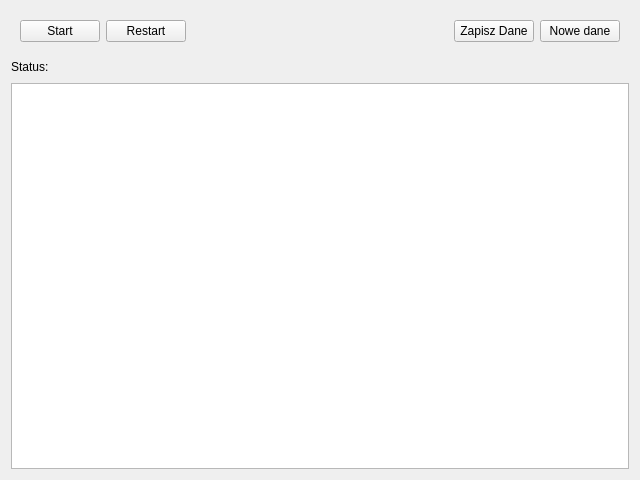
wiacekmarcin/StanowiskoOtwock, file PrzeplywomierzGUI/Aplikacja/mierzonepozycje.ui: the form before one commit.
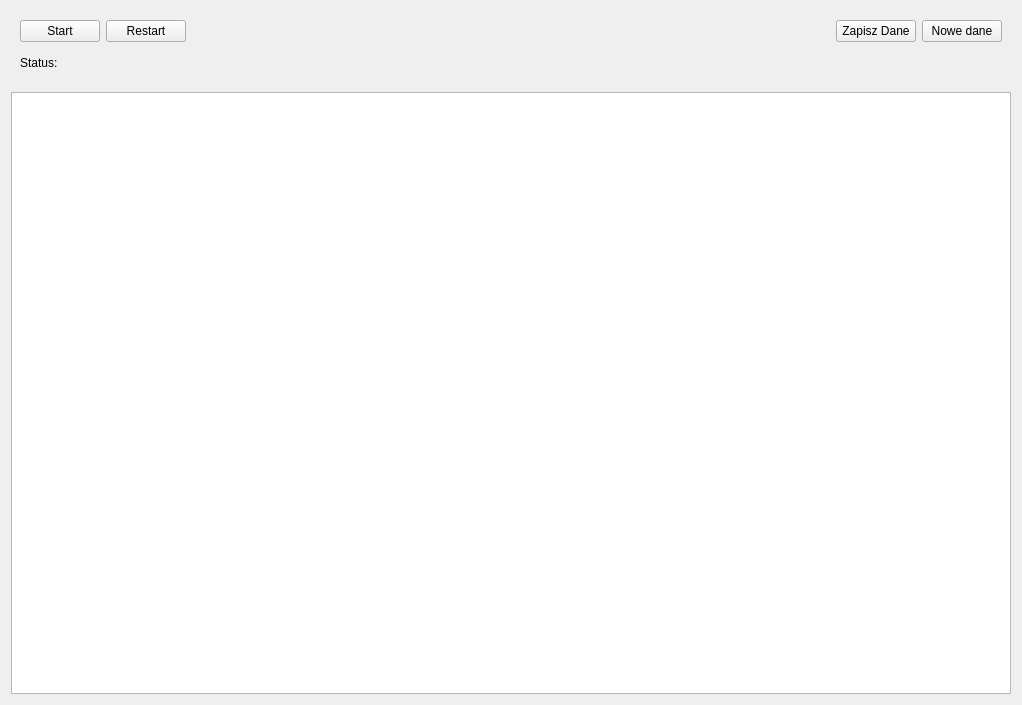
The form after the commit.

```diff
--- a/PrzeplywomierzGUI/Aplikacja/mierzonepozycje.ui
+++ b/PrzeplywomierzGUI/Aplikacja/mierzonepozycje.ui
@@ -6,8 +6,8 @@
    <rect>
     <x>0</x>
     <y>0</y>
-    <width>640</width>
-    <height>480</height>
+    <width>1018</width>
+    <height>705</height>
    </rect>
   </property>
   <property name="windowTitle">
@@ -16,22 +16,40 @@
   <layout class="QVBoxLayout" name="verticalLayout">
    <item>
     <widget class="QWidget" name="widget" native="true">
-     <layout class="QHBoxLayout" name="horizontalLayout">
-      <item>
+     <property name="sizePolicy">
+      <sizepolicy hsizetype="Preferred" vsizetype="Minimum">
+       <horstretch>0</horstretch>
+       <verstretch>0</verstretch>
+      </sizepolicy>
+     </property>
+     <property name="minimumSize">
+      <size>
+       <width>1000</width>
+       <height>75</height>
+      </size>
+     </property>
+     <property name="maximumSize">
+      <size>
+       <width>16777215</width>
+       <height>75</height>
+      </size>
+     </property>
+     <layout class="QGridLayout" name="gridLayout">
+      <item row="0" column="0">
        <widget class="QPushButton" name="pbStart">
         <property name="text">
          <string>Start</string>
         </property>
        </widget>
       </item>
-      <item>
+      <item row="0" column="1">
        <widget class="QPushButton" name="pbRestart">
         <property name="text">
          <string>Restart</string>
         </property>
        </widget>
       </item>
-      <item>
+      <item row="0" column="2">
        <spacer name="horizontalSpacer_2">
         <property name="orientation">
          <enum>Qt::Horizontal</enum>
@@ -44,56 +62,58 @@
         </property>
        </spacer>
       </item>
-      <item>
-       <widget class="QPushButton" name="pbZapisz">
-        <property name="text">
-         <string>Zapisz Dane</string>
-        </property>
-       </widget>
-      </item>
-      <item>
+      <item row="0" column="4">
        <widget class="QPushButton" name="pbNoweDane">
         <property name="text">
          <string>Nowe dane</string>
         </property>
        </widget>
       </item>
-     </layout>
-    </widget>
-   </item>
-   <item>
-    <layout class="QHBoxLayout" name="horizontalLayout_2">
-     <item>
+      <item row="0" column="3">
+       <widget class="QPushButton" name="pbZapisz">
+        <property name="text">
+         <string>Zapisz Dane</string>
+        </property>
+       </widget>
+      </item>
+      <item row="1" column="0">
       <widget class="QLabel" name="label">
        <property name="text">
         <string>Status:</string>
        </property>
       </widget>
      </item>
-     <item>
+      <item row="1" column="1" colspan="4">
       <widget class="QLabel" name="status">
        <property name="text">
         <string/>
        </property>
       </widget>
      </item>
-     <item>
-      <spacer name="horizontalSpacer">
-       <property name="orientation">
-        <enum>Qt::Horizontal</enum>
-       </property>
-       <property name="sizeHint" stdset="0">
-        <size>
-         <width>40</width>
-         <height>20</height>
-        </size>
-       </property>
-      </spacer>
-     </item>
-    </layout>
+     </layout>
+    </widget>
    </item>
    <item>
-    <widget class="QTableWidget" name="table"/>
+    <widget class="QTableWidget" name="table">
+     <property name="sizePolicy">
+      <sizepolicy hsizetype="Expanding" vsizetype="Minimum">
+       <horstretch>0</horstretch>
+       <verstretch>0</verstretch>
+      </sizepolicy>
+     </property>
+     <property name="minimumSize">
+      <size>
+       <width>1000</width>
+       <height>600</height>
+      </size>
+     </property>
+     <property name="maximumSize">
+      <size>
+       <width>16777215</width>
+       <height>1200</height>
+      </size>
+     </property>
+    </widget>
    </item>
   </layout>
  </widget>
```
Lines whose indentation alone changed are shown as unchanged.
